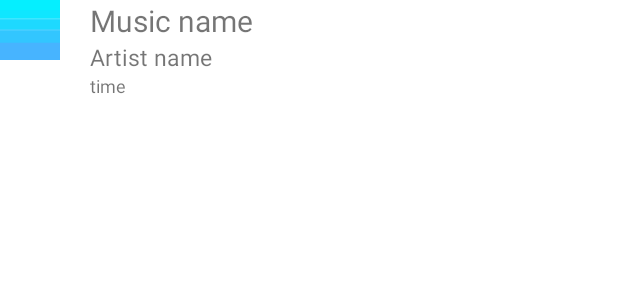
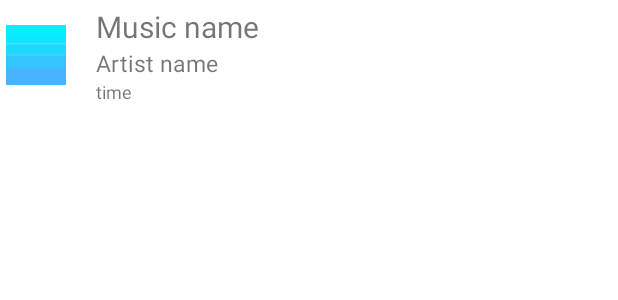
Before and after one commit to hemantup/goonj, an Android app: the layout recycler_item.xml on its own in the app's theme, with its tools: preview values and no code run, on a phone screen of 412 x 824 dp. Shown: the top 300 px of the screen. Run offline under Robolectric (Android 15) with nearby library versions, the phone set to English and light mode, and no system bars.

Commit message:
minor changes

```diff
--- a/app/src/main/res/layout/recycler_item.xml
+++ b/app/src/main/res/layout/recycler_item.xml
@@ -2,15 +2,18 @@
 <androidx.constraintlayout.widget.ConstraintLayout xmlns:android="http://schemas.android.com/apk/res/android"
     xmlns:app="http://schemas.android.com/apk/res-auto"
     android:layout_width="match_parent"
-    android:layout_height="wrap_content">
+    android:layout_height="wrap_content"
+    android:padding="4dp">
 
     <ImageView
         android:id="@+id/iconMusic"
         android:layout_width="40dp"
         android:layout_height="40dp"
         android:src="@drawable/ic_launcher_background"
+        app:layout_constraintBottom_toBottomOf="parent"
+        app:layout_constraintTop_toTopOf="parent"
         app:layout_constraintStart_toStartOf="parent"
-        app:layout_constraintTop_toTopOf="parent" />
+        app:layout_constraintEnd_toStartOf="@+id/linearLayout"/>
 
     <LinearLayout
         android:id="@+id/linearLayout"
```
Also changed, not shown: app/src/main/java/com/hemant/music/goonj/Player.java (+10 -10 lines).
